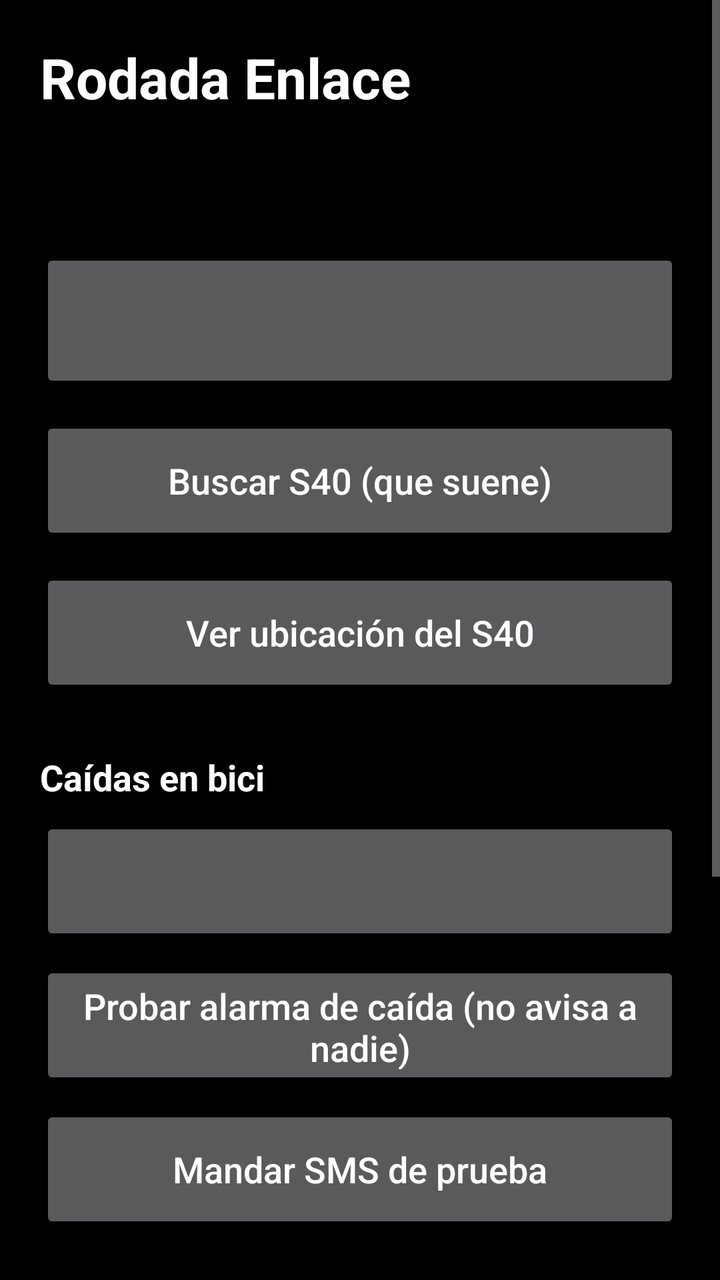
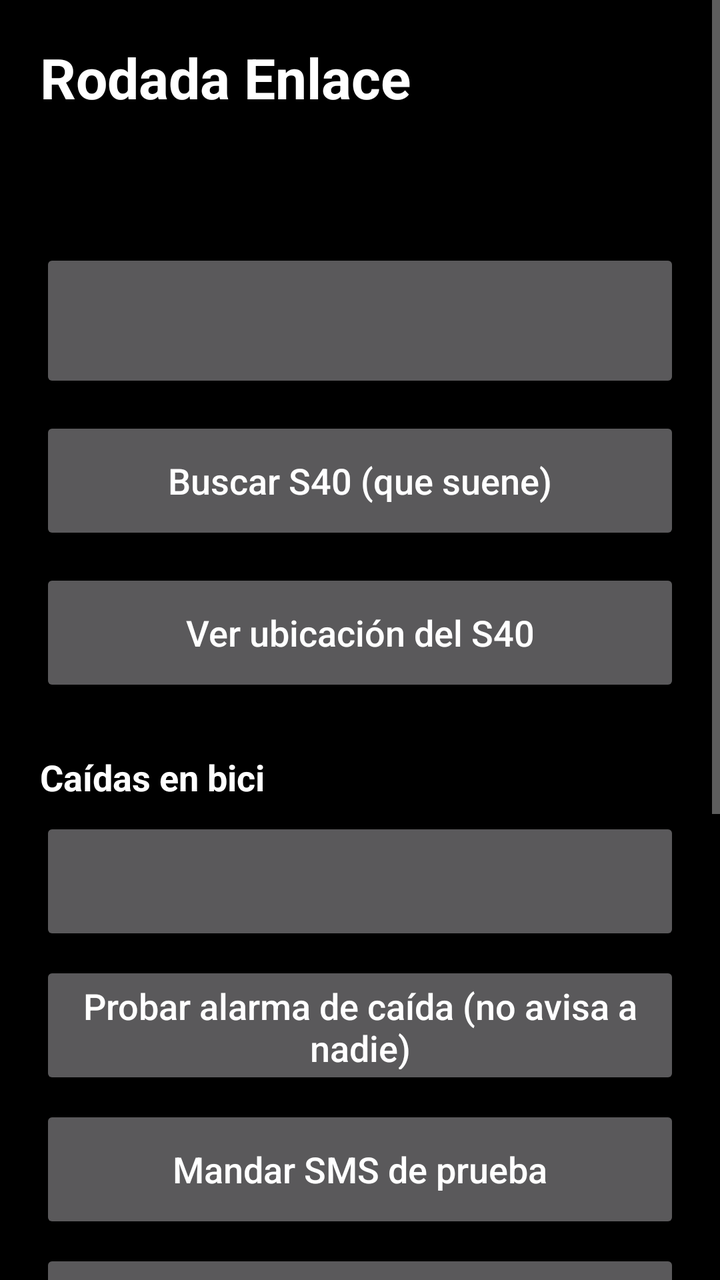

Two renders of the same Android screen: before a commit and after it. Below are the layout's source before the change and the commit's diff.
<!-- AndroidManifest.xml: application theme android:Theme.Material.NoActionBar -->
<!-- res/layout/activity_main.xml -->
<?xml version="1.0" encoding="utf-8"?>
<ScrollView xmlns:android="http://schemas.android.com/apk/res/android"
    android:layout_width="match_parent"
    android:layout_height="match_parent"
    android:background="#000000"
    android:fitsSystemWindows="true">

<LinearLayout
    android:layout_width="match_parent"
    android:layout_height="wrap_content"
    android:orientation="vertical"
    android:padding="20dp">

    
    <Button
        android:id="@+id/fall_banner"
        android:layout_width="match_parent"
        android:layout_height="200dp"
        android:layout_marginBottom="16dp"
        android:background="#D32F2F"
        android:text="@string/fall_banner"
        android:textAllCaps="false"
        android:textColor="#FFFFFF"
        android:textSize="28sp"
        android:textStyle="bold"
        android:visibility="gone" />

    
    <Button
        android:id="@+id/finding_banner"
        android:layout_width="match_parent"
        android:layout_height="160dp"
        android:layout_marginBottom="16dp"
        android:background="#D32F2F"
        android:text="@string/find_banner"
        android:textAllCaps="false"
        android:textColor="#FFFFFF"
        android:textSize="26sp"
        android:textStyle="bold"
        android:visibility="gone" />

    <TextView
        android:layout_width="match_parent"
        android:layout_height="wrap_content"
        android:text="@string/app_name"
        android:textColor="#FFFFFF"
        android:textSize="28sp"
        android:textStyle="bold" />

    <TextView
        android:id="@+id/state"
        android:layout_width="match_parent"
        android:layout_height="wrap_content"
        android:layout_marginTop="16dp"
        android:textColor="#FFFFFF"
        android:textSize="20sp" />

    <Button
        android:id="@+id/toggle"
        android:layout_width="match_parent"
        android:layout_height="72dp"
        android:layout_marginTop="24dp"
        android:textAllCaps="false"
        android:textSize="20sp" />

    <Button
        android:id="@+id/find_s40"
        android:layout_width="match_parent"
        android:layout_height="64dp"
        android:layout_marginTop="12dp"
        android:text="@string/find_s40"
        android:textAllCaps="false"
        android:textSize="18sp" />

    <Button
        android:id="@+id/show_s40_location"
        android:layout_width="match_parent"
        android:layout_height="64dp"
        android:layout_marginTop="12dp"
        android:text="@string/show_s40_location"
        android:textAllCaps="false"
        android:textSize="18sp" />

    <TextView
        android:layout_width="match_parent"
        android:layout_height="wrap_content"
        android:layout_marginTop="28dp"
        android:text="@string/fall_section"
        android:textColor="#FFFFFF"
        android:textSize="18sp"
        android:textStyle="bold" />

    <Button
        android:id="@+id/fall_contact"
        android:layout_width="match_parent"
        android:layout_height="64dp"
        android:layout_marginTop="8dp"
        android:textAllCaps="false"
        android:textSize="18sp" />

    <Button
        android:id="@+id/fall_test"
        android:layout_width="match_parent"
        android:layout_height="64dp"
        android:layout_marginTop="8dp"
        android:text="@string/fall_test_button"
        android:textAllCaps="false"
        android:textSize="18sp" />

    <Button
        android:id="@+id/fall_sms_test"
        android:layout_width="match_parent"
        android:layout_height="64dp"
        android:layout_marginTop="8dp"
        android:text="@string/fall_sms_test_button"
        android:textAllCaps="false"
        android:textSize="18sp" />

    <TextView
        android:id="@+id/listener_state"
        android:layout_width="match_parent"
        android:layout_height="wrap_content"
        android:layout_marginTop="28dp"
        android:textColor="#FFFFFF"
        android:textSize="18sp" />

    <Button
        android:id="@+id/listener_access"
        android:layout_width="match_parent"
        android:layout_height="64dp"
        android:layout_marginTop="8dp"
        android:text="@string/listener_access"
        android:textAllCaps="false"
        android:textSize="18sp" />

    <Button
        android:id="@+id/choose_apps"
        android:layout_width="match_parent"
        android:layout_height="64dp"
        android:layout_marginTop="8dp"
        android:text="@string/choose_apps"
        android:textAllCaps="false"
        android:textSize="18sp" />

    <Button
        android:id="@+id/probe_audio"
        android:layout_width="match_parent"
        android:layout_height="64dp"
        android:layout_marginTop="8dp"
        android:text="@string/probe_audio"
        android:textAllCaps="false"
        android:textSize="18sp" />

    <TextView
        android:id="@+id/probe_result"
        android:layout_width="match_parent"
        android:layout_height="wrap_content"
        android:layout_marginTop="8dp"
        android:textColor="#FFFFFF"
        android:textSize="16sp" />
</LinearLayout>
</ScrollView>
<!-- resources referenced by this layout -->
<resources>
  <string name="app_name">Rodada Enlace</string>
  <string name="choose_apps">Elegir apps</string>
  <string name="fall_banner">¿TE CAÍSTE?\nToca: ESTOY BIEN</string>
  <string name="fall_section">Caídas en bici</string>
  <string name="fall_sms_test_button">Mandar SMS de prueba</string>
  <string name="fall_test_button">Probar alarma de caída (no avisa a nadie)</string>
  <string name="find_banner">TE ESTÁN BUSCANDO\nToca para dejar de sonar</string>
  <string name="find_s40">Buscar S40 (que suene)</string>
  <string name="listener_access">Acceso a notificaciones</string>
  <string name="probe_audio">Enviar audio al S40</string>
  <string name="show_s40_location">Ver ubicación del S40</string>
</resources>

<!-- the commit's change to res/layout/activity_main.xml (unified diff, before → after) -->
@@ -116,6 +116,15 @@
         android:textAllCaps="false"
         android:textSize="18sp" />
 
+    <Button
+        android:id="@+id/fall_call_test"
+        android:layout_width="match_parent"
+        android:layout_height="64dp"
+        android:layout_marginTop="8dp"
+        android:text="@string/fall_call_test_button"
+        android:textAllCaps="false"
+        android:textSize="18sp" />
+
     <TextView
         android:id="@+id/listener_state"
         android:layout_width="match_parent"
<!-- resource entries referenced after the edit -->
@@ -3,6 +3,7 @@
   <string name="app_name">Rodada Enlace</string>
   <string name="choose_apps">Elegir apps</string>
   <string name="fall_banner">¿TE CAÍSTE?\nToca: ESTOY BIEN</string>
+  <string name="fall_call_test_button">Llamada de prueba</string>
   <string name="fall_section">Caídas en bici</string>
   <string name="fall_sms_test_button">Mandar SMS de prueba</string>
   <string name="fall_test_button">Probar alarma de caída (no avisa a nadie)</string>
